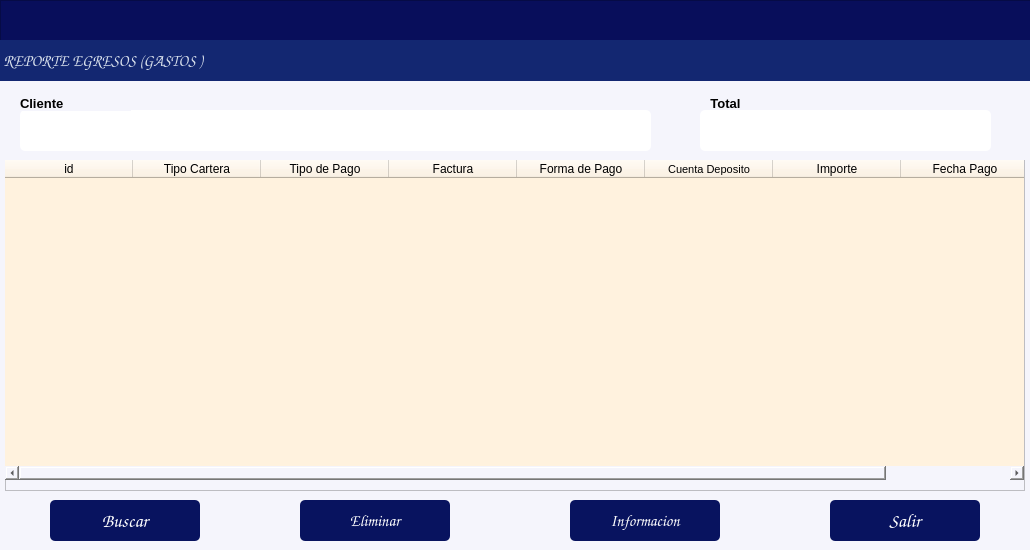
Before: the Qt Designer form gui/formReporteGastos.ui in alucard8130/gac_py_V1.02, drawn with Qt 5.
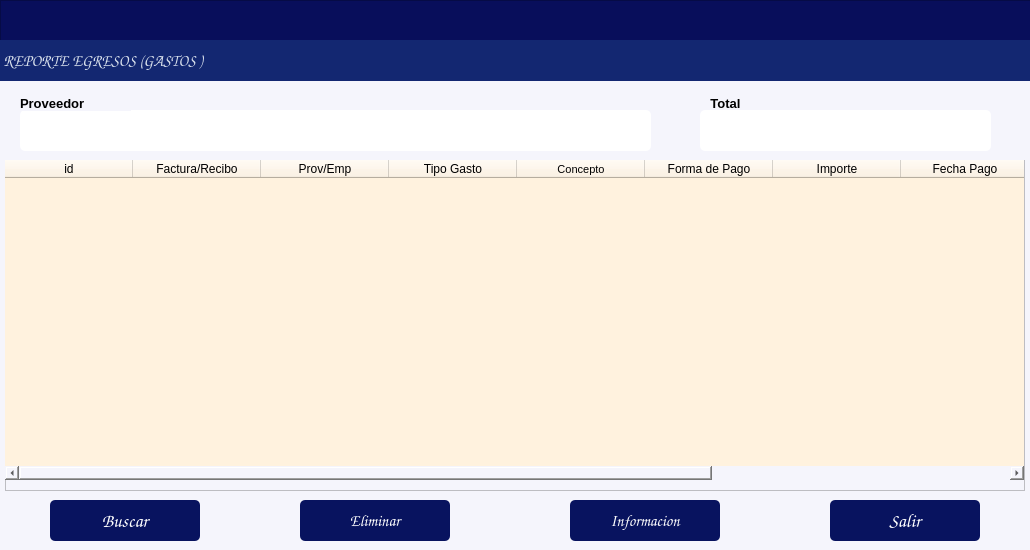
After: the same form once the commit is applied. Icons and pictures are not drawn.

Commit message: update process gastos e ingresos

Diff of the .ui file:
```diff
--- a/gui/formReporteGastos.ui
+++ b/gui/formReporteGastos.ui
@@ -291,27 +291,22 @@
     </column>
     <column>
      <property name="text">
-      <string>Tipo Cartera</string>
+      <string>Factura/Recibo</string>
      </property>
     </column>
     <column>
      <property name="text">
-      <string>Tipo de Pago</string>
+      <string>Prov/Emp</string>
      </property>
     </column>
     <column>
      <property name="text">
-      <string>Factura</string>
+      <string>Tipo Gasto</string>
      </property>
     </column>
     <column>
      <property name="text">
-      <string>Forma de Pago</string>
-     </property>
-    </column>
-    <column>
-     <property name="text">
-      <string>Cuenta Deposito</string>
+      <string>Concepto</string>
      </property>
      <property name="font">
       <font>
@@ -320,6 +315,11 @@
       </font>
      </property>
     </column>
+    <column>
+     <property name="text">
+      <string>Forma de Pago</string>
+     </property>
+    </column>
     <column>
      <property name="text">
       <string>Importe</string>
@@ -330,6 +330,16 @@
       <string>Fecha Pago</string>
      </property>
     </column>
+    <column>
+     <property name="text">
+      <string>Iva ret</string>
+     </property>
+    </column>
+    <column>
+     <property name="text">
+      <string>Isr ret</string>
+     </property>
+    </column>
    </widget>
   </widget>
   <widget class="QFrame" name="frame_4">
@@ -455,7 +465,7 @@
     </font>
    </property>
    <property name="text">
-    <string>Cliente</string>
+    <string>Proveedor</string>
    </property>
    <property name="alignment">
     <set>Qt::AlignmentFlag::AlignBottom|Qt::AlignmentFlag::AlignLeading|Qt::AlignmentFlag::AlignLeft</set>
```
Left out of the diff: 2 changed lines with no effect on the pictures. The commit also changes 11 other files.
